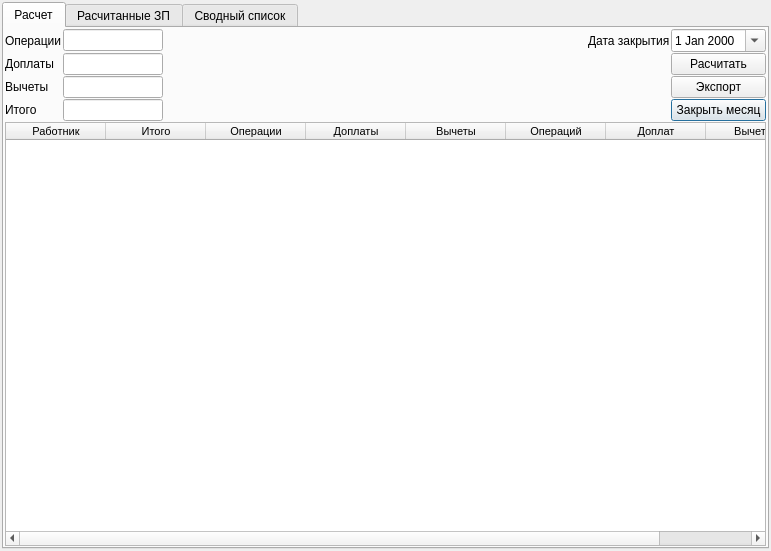
First picture: the form in ui/salary_work.ui, repository Meller008/CRM-Avi, before the edit.
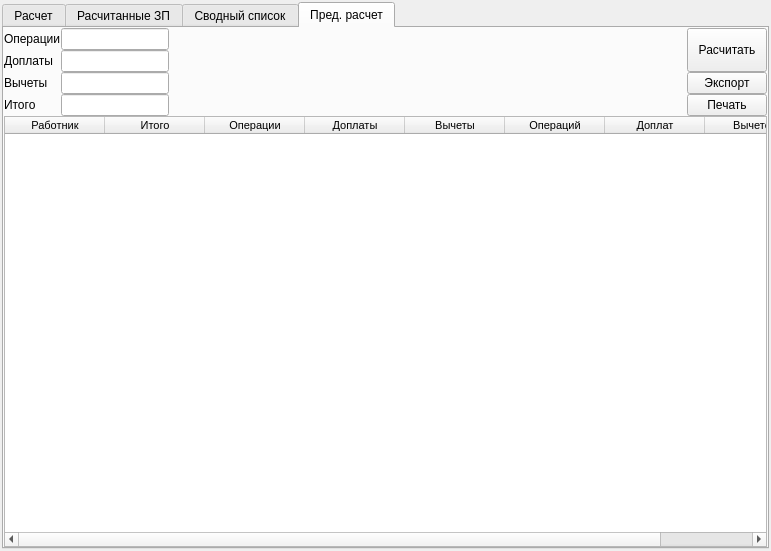
Second picture: the form after the edit. The open tabs and pages were chosen to show the change.

Commit message: Работа - Сделан предварительный расчет ЗП

Diff of the .ui file:
```diff
--- a/ui/salary_work.ui
+++ b/ui/salary_work.ui
@@ -535,6 +535,202 @@
        </item>
       </layout>
      </widget>
+     <widget class="QWidget" name="tab_4">
+      <attribute name="title">
+       <string>Пред. расчет</string>
+      </attribute>
+      <layout class="QGridLayout" name="gridLayout_8">
+       <property name="leftMargin">
+        <number>0</number>
+       </property>
+       <property name="topMargin">
+        <number>0</number>
+       </property>
+       <property name="rightMargin">
+        <number>0</number>
+       </property>
+       <property name="bottomMargin">
+        <number>0</number>
+       </property>
+       <property name="spacing">
+        <number>0</number>
+       </property>
+       <item row="0" column="0">
+        <layout class="QGridLayout" name="gridLayout_7" columnstretch="0,0,1,0">
+         <item row="2" column="1">
+          <widget class="QLineEdit" name="le_all_minus_2">
+           <property name="readOnly">
+            <bool>true</bool>
+           </property>
+          </widget>
+         </item>
+         <item row="3" column="1">
+          <widget class="QLineEdit" name="le_all_sum_2">
+           <property name="readOnly">
+            <bool>true</bool>
+           </property>
+          </widget>
+         </item>
+         <item row="1" column="0">
+          <widget class="QLabel" name="label_13">
+           <property name="text">
+            <string>Доплаты</string>
+           </property>
+          </widget>
+         </item>
+         <item row="0" column="1">
+          <widget class="QLineEdit" name="le_all_operation_2">
+           <property name="minimumSize">
+            <size>
+             <width>100</width>
+             <height>0</height>
+            </size>
+           </property>
+           <property name="readOnly">
+            <bool>true</bool>
+           </property>
+          </widget>
+         </item>
+         <item row="0" column="0">
+          <widget class="QLabel" name="label_15">
+           <property name="text">
+            <string>Операции</string>
+           </property>
+          </widget>
+         </item>
+         <item row="1" column="1">
+          <widget class="QLineEdit" name="le_all_plus_2">
+           <property name="readOnly">
+            <bool>true</bool>
+           </property>
+          </widget>
+         </item>
+         <item row="2" column="0">
+          <widget class="QLabel" name="label_16">
+           <property name="text">
+            <string>Вычеты</string>
+           </property>
+          </widget>
+         </item>
+         <item row="3" column="0">
+          <widget class="QLabel" name="label_14">
+           <property name="text">
+            <string>Итого</string>
+           </property>
+          </widget>
+         </item>
+         <item row="0" column="2">
+          <spacer name="horizontalSpacer_5">
+           <property name="orientation">
+            <enum>Qt::Horizontal</enum>
+           </property>
+           <property name="sizeHint" stdset="0">
+            <size>
+             <width>40</width>
+             <height>20</height>
+            </size>
+           </property>
+          </spacer>
+         </item>
+         <item row="2" column="3">
+          <widget class="QPushButton" name="pushButton_10">
+           <property name="text">
+            <string>Экспорт</string>
+           </property>
+          </widget>
+         </item>
+         <item row="0" column="3" rowspan="2">
+          <widget class="QPushButton" name="pushButton_9">
+           <property name="sizePolicy">
+            <sizepolicy hsizetype="Minimum" vsizetype="Minimum">
+             <horstretch>0</horstretch>
+             <verstretch>0</verstretch>
+            </sizepolicy>
+           </property>
+           <property name="text">
+            <string>Расчитать</string>
+           </property>
+          </widget>
+         </item>
+         <item row="3" column="3">
+          <widget class="QPushButton" name="pushButton_8">
+           <property name="text">
+            <string>Печать</string>
+           </property>
+          </widget>
+         </item>
+        </layout>
+       </item>
+       <item row="1" column="0">
+        <widget class="QTableWidget" name="tw_main_salary_2">
+         <property name="font">
+          <font>
+           <family>Tahoma</family>
+           <pointsize>8</pointsize>
+          </font>
+         </property>
+         <property name="editTriggers">
+          <set>QAbstractItemView::NoEditTriggers</set>
+         </property>
+         <property name="alternatingRowColors">
+          <bool>true</bool>
+         </property>
+         <property name="selectionBehavior">
+          <enum>QAbstractItemView::SelectRows</enum>
+         </property>
+         <attribute name="horizontalHeaderMinimumSectionSize">
+          <number>35</number>
+         </attribute>
+         <attribute name="verticalHeaderDefaultSectionSize">
+          <number>20</number>
+         </attribute>
+         <attribute name="verticalHeaderMinimumSectionSize">
+          <number>18</number>
+         </attribute>
+         <column>
+          <property name="text">
+           <string>Работник</string>
+          </property>
+         </column>
+         <column>
+          <property name="text">
+           <string>Итого</string>
+          </property>
+         </column>
+         <column>
+          <property name="text">
+           <string>Операции</string>
+          </property>
+         </column>
+         <column>
+          <property name="text">
+           <string>Доплаты</string>
+          </property>
+         </column>
+         <column>
+          <property name="text">
+           <string>Вычеты</string>
+          </property>
+         </column>
+         <column>
+          <property name="text">
+           <string>Операций</string>
+          </property>
+         </column>
+         <column>
+          <property name="text">
+           <string>Доплат</string>
+          </property>
+         </column>
+         <column>
+          <property name="text">
+           <string>Вычетов</string>
+          </property>
+         </column>
+        </widget>
+       </item>
+      </layout>
+     </widget>
     </widget>
    </item>
   </layout>
```
Left out of the diff: 51 changed lines with no effect on the pictures. The commit also changes 2 other files.
